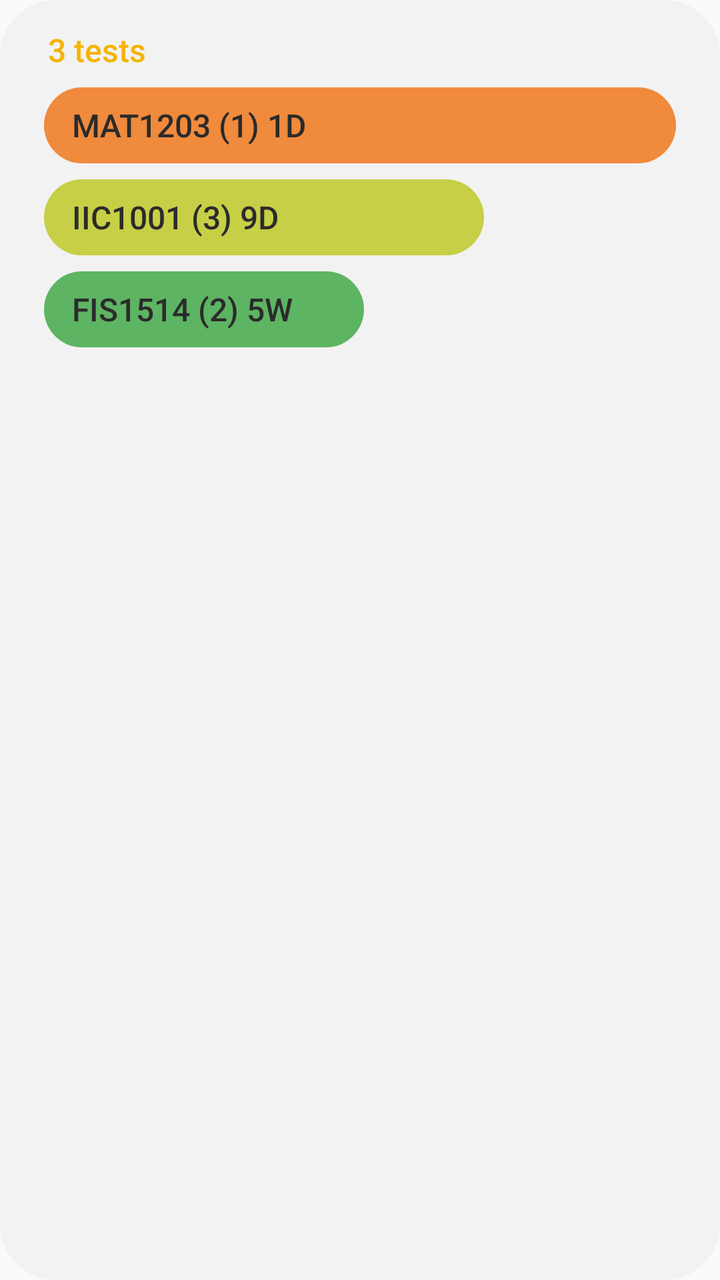
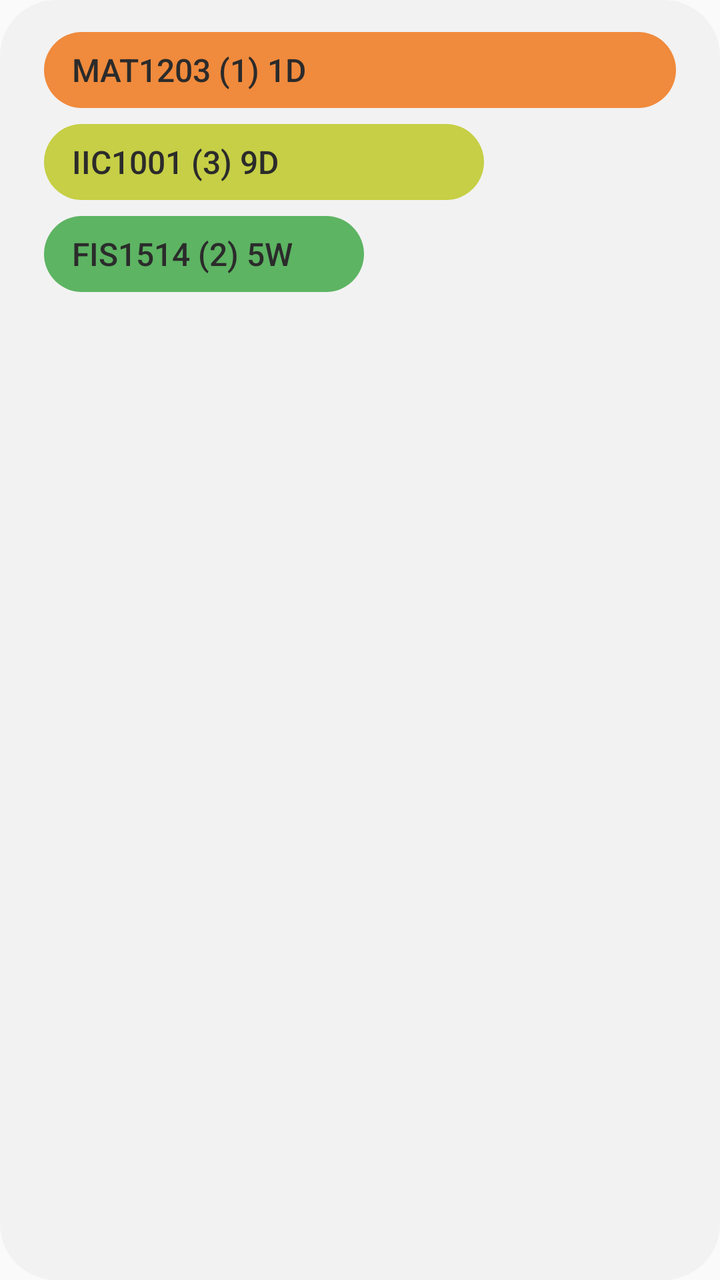

Compare the two renders of this Android layout. The source of the first and the diff that turns it into the second are given below.
<!-- AndroidManifest.xml: application theme AppTheme -->
<!-- res/layout/widget_preview.xml -->
<?xml version="1.0" encoding="utf-8"?>
<LinearLayout xmlns:android="http://schemas.android.com/apk/res/android"
    android:layout_width="match_parent"
    android:layout_height="match_parent"
    android:background="@drawable/widget_bg"
    android:orientation="vertical"
    android:paddingStart="@dimen/widget_padding_h"
    android:paddingTop="14dp"
    android:paddingEnd="@dimen/widget_padding_h"
    android:paddingBottom="10dp">

    <TextView
        android:layout_width="wrap_content"
        android:layout_height="wrap_content"
        android:paddingStart="2dp"
        android:paddingEnd="2dp"
        android:paddingBottom="4dp"
        android:text="@string/preview_title"
        android:textColor="@color/widget_title"
        android:fontFamily="sans-serif-medium"
        android:textSize="16sp" />

    <TextView
        style="@style/PreviewPill"
        android:layout_width="match_parent"
        android:backgroundTint="#F08A3C"
        android:text="@string/preview_row_1" />

    <TextView
        style="@style/PreviewPill"
        android:layout_width="220dp"
        android:backgroundTint="#C6CF45"
        android:text="@string/preview_row_2" />

    <TextView
        style="@style/PreviewPill"
        android:layout_width="160dp"
        android:backgroundTint="#5DB462"
        android:text="@string/preview_row_3" />
</LinearLayout>
<!-- resources referenced by this layout -->
<resources>
  <color name="widget_title">#F5B300</color>
  <dimen name="widget_padding_h">22dp</dimen>
  <!-- drawable widget_bg (drawable) -->
  <?xml version="1.0" encoding="utf-8"?>
  <shape xmlns:android="http://schemas.android.com/apk/res/android" android:shape="rectangle">
      <solid android:color="@color/widget_bg" />
      <corners android:radius="@dimen/widget_radius" />
  </shape>
  <string name="preview_row_1" translatable="false">MAT1203 (1)   1D</string>
  <string name="preview_row_2" translatable="false">IIC1001 (3)   9D</string>
  <string name="preview_row_3" translatable="false">FIS1514 (2)   5W</string>
  <string name="preview_title">3 tests</string>
  <style name="PreviewPill">
          <item name="android:layout_height">38dp</item>
          <item name="android:layout_marginTop">4dp</item>
          <item name="android:layout_marginBottom">4dp</item>
          <item name="android:background">@drawable/pill_bg</item>
          <item name="android:gravity">center_vertical</item>
          <item name="android:paddingStart">14dp</item>
          <item name="android:paddingEnd">14dp</item>
          <item name="android:textColor">#2B2B2B</item>
          <item name="android:textSize">16sp</item>
          <item name="android:fontFamily">sans-serif-medium</item>
      </style>
  <style name="AppTheme" parent="android:Theme.Material.Light.NoActionBar">
          <item name="android:colorAccent">#2E7D32</item>
          <item name="android:colorPrimary">#2E7D32</item>
      </style>
  <color name="widget_bg">#F2F2F2</color>
  <dimen name="widget_radius">26dp</dimen>
  <!-- drawable pill_bg (drawable) -->
  <?xml version="1.0" encoding="utf-8"?>
  <shape xmlns:android="http://schemas.android.com/apk/res/android" android:shape="rectangle">
      <solid android:color="#FFFFFF" />
      <corners android:radius="19dp" />
  </shape>
</resources>

<!-- the commit's change to res/layout/widget_preview.xml (unified diff, before → after) -->
@@ -5,20 +5,9 @@
     android:background="@drawable/widget_bg"
     android:orientation="vertical"
     android:paddingStart="@dimen/widget_padding_h"
-    android:paddingTop="14dp"
+    android:paddingTop="12dp"
     android:paddingEnd="@dimen/widget_padding_h"
-    android:paddingBottom="10dp">
-
-    <TextView
-        android:layout_width="wrap_content"
-        android:layout_height="wrap_content"
-        android:paddingStart="2dp"
-        android:paddingEnd="2dp"
-        android:paddingBottom="4dp"
-        android:text="@string/preview_title"
-        android:textColor="@color/widget_title"
-        android:fontFamily="sans-serif-medium"
-        android:textSize="16sp" />
+    android:paddingBottom="12dp">
 
     <TextView
         style="@style/PreviewPill"
<!-- resource entries referenced after the edit -->
@@ -1,6 +1,5 @@
 <!-- resources referenced by this layout -->
 <resources>
-  <color name="widget_title">#F5B300</color>
   <dimen name="widget_padding_h">22dp</dimen>
   <!-- drawable widget_bg (drawable) -->
   <?xml version="1.0" encoding="utf-8"?>
@@ -11,7 +10,6 @@
   <string name="preview_row_1" translatable="false">MAT1203 (1)   1D</string>
   <string name="preview_row_2" translatable="false">IIC1001 (3)   9D</string>
   <string name="preview_row_3" translatable="false">FIS1514 (2)   5W</string>
-  <string name="preview_title">3 tests</string>
   <style name="PreviewPill">
           <item name="android:layout_height">38dp</item>
           <item name="android:layout_marginTop">4dp</item>
